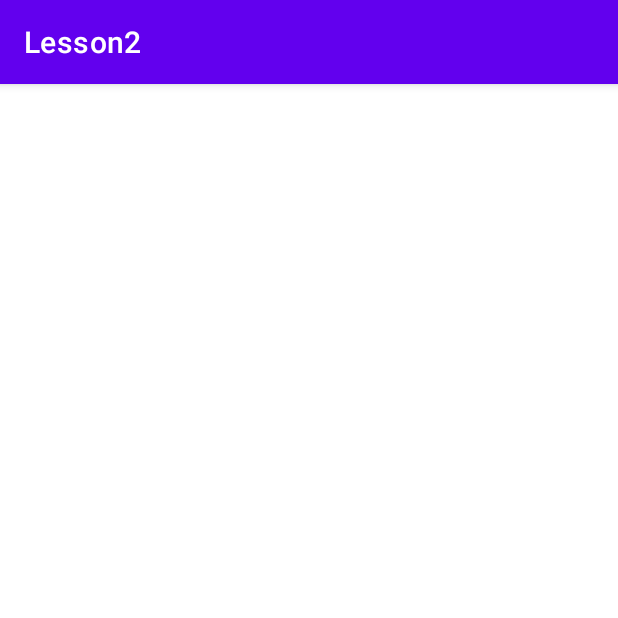
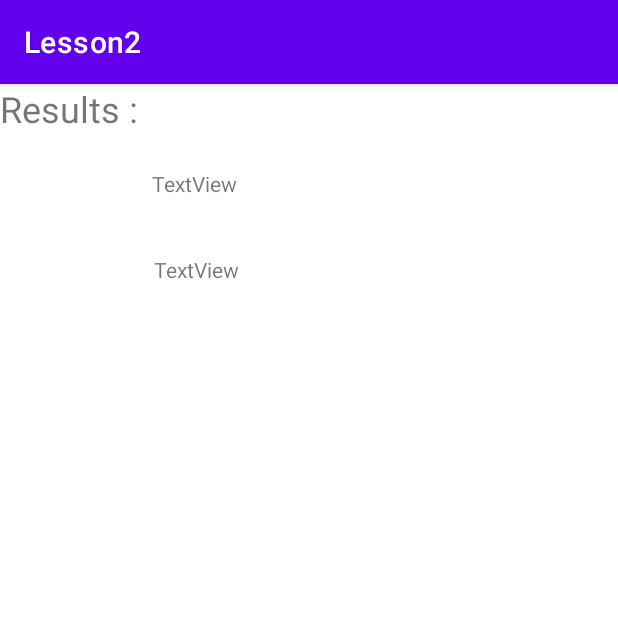
Before and after one commit to riikiti/Lesson3-BD, an Android app: the Result screen opened directly, with no data from a screen before it, on a phone screen of 412 x 824 dp, the top half of it. Run offline under Robolectric (Android 15) with nearby library versions, the phone set to English and light mode, and no system bars.

Commit message:
last little problem

```diff
--- a/app/src/main/res/layout/activity_result.xml
+++ b/app/src/main/res/layout/activity_result.xml
@@ -6,4 +6,39 @@
     android:layout_height="match_parent"
     tools:context=".Result">
 
+    <TextView
+        android:id="@+id/res1"
+        android:layout_width="wrap_content"
+        android:layout_height="wrap_content"
+        android:layout_marginStart="101dp"
+        android:layout_marginTop="15dp"
+        android:layout_marginEnd="252dp"
+        android:layout_marginBottom="38dp"
+        android:text="TextView"
+        app:layout_constraintBottom_toTopOf="@+id/res2"
+        app:layout_constraintEnd_toEndOf="parent"
+        app:layout_constraintHorizontal_bias="0.0"
+        app:layout_constraintStart_toStartOf="parent"
+        app:layout_constraintTop_toBottomOf="@+id/textView7" />
+
+    <TextView
+        android:id="@+id/res2"
+        android:layout_width="wrap_content"
+        android:layout_height="wrap_content"
+        android:layout_marginStart="101dp"
+        android:layout_marginTop="38dp"
+        android:layout_marginEnd="252dp"
+        android:text="TextView"
+        app:layout_constraintEnd_toEndOf="parent"
+        app:layout_constraintStart_toStartOf="parent"
+        app:layout_constraintTop_toBottomOf="@+id/res1" />
+
+    <TextView
+        android:id="@+id/textView7"
+        android:layout_width="115dp"
+        android:layout_height="41dp"
+        android:text="Results :"
+        android:textSize="24sp"
+        tools:layout_editor_absoluteX="13dp"
+        tools:layout_editor_absoluteY="12dp" />
 </androidx.constraintlayout.widget.ConstraintLayout>
```
Also changed, not shown: app/src/main/java/com/example/lesson2/Comp.java (+14 -3 lines), app/src/main/java/com/example/lesson2/MainActivity.java (+37 -2 lines), app/src/main/java/com/example/lesson2/Result.java (+47 -0 lines), app/src/main/res/layout/activity_main.xml (+36 -15 lines).
